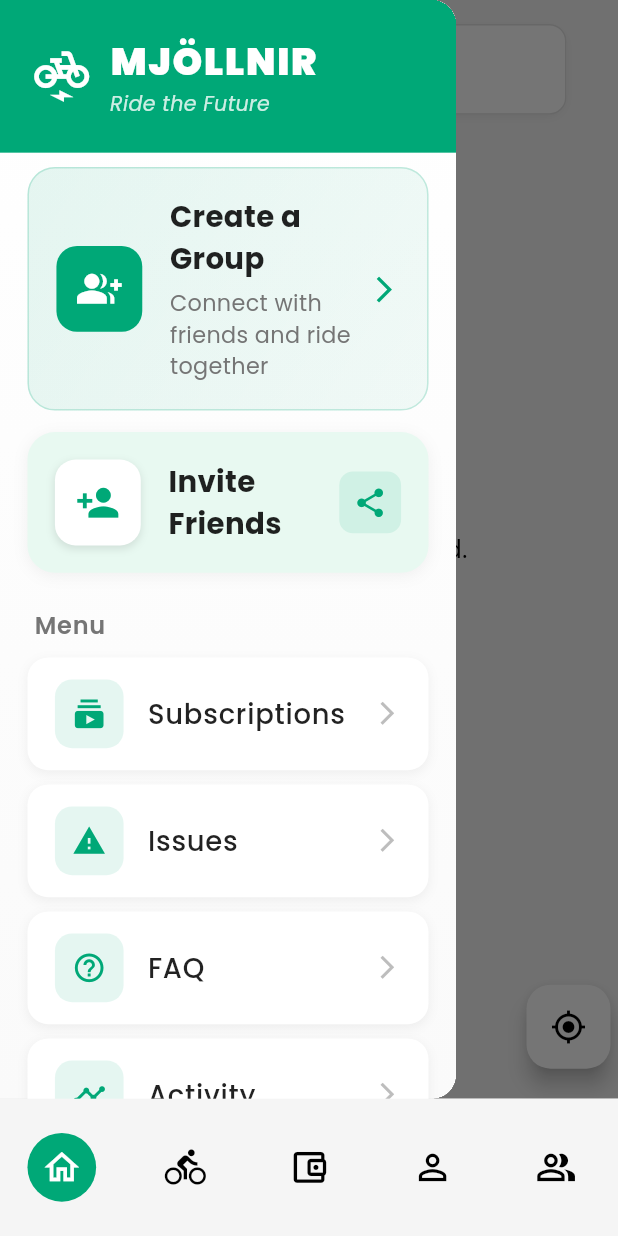
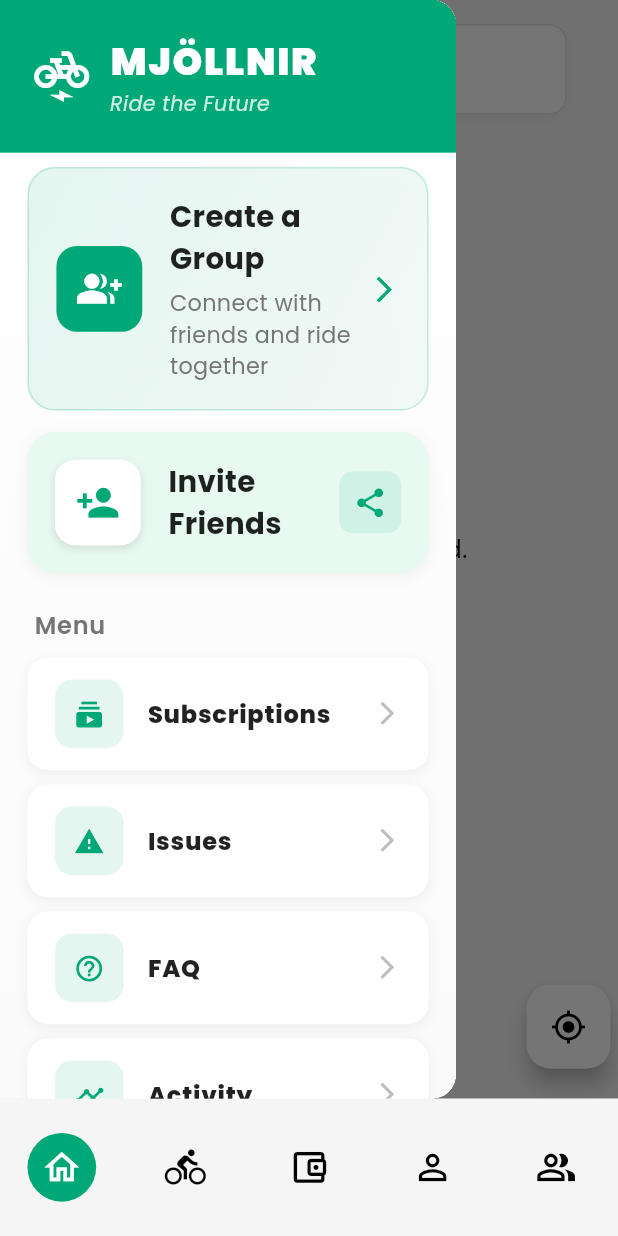
Before and after one commit to Raghavendra-Reddy-Padala/Ev-app, a Flutter app: the MainPage screen opened by its route, with the side drawer open, on a phone screen of 412 x 824 dp. Run offline on Flutter 3.47's test engine with Material 3 defaults, Android fonts, the phone set to English and light mode, and no system bars; our stand-ins replace awesome_notifications, cached_network_image, carousel_slider, dio, fl_chart, flutter_screenutil and 13 more; missing offline and left inert: bolt_ui_kit, mobile_scanner; accounts and stored records are empty; statements that could not run were skipped; project files that could hold a hidden picture were left out.

Commit message:
fixed issues

```diff
--- a/lib/core/api/api_constants.dart
+++ b/lib/core/api/api_constants.dart
@@ -19,8 +19,10 @@ class ApiConstants {
   static const String stationsGet = 'stations/get';
   static const String stationsGetNearby = 'stations/get_nearby';
 
-  static const String bikesByStation = 'bikes/get/station';
+  static const String bikesByStation = 'bikes/station';
   static const String bikesStatus = 'metal/status';
+  static const String getBikes = 'bikes/get';
+  static const String bikesById = 'bikes/get';
 
   static const String tripsStart = 'trips/start';
   static const String tripsEnd = 'trips/end';
@@ -46,4 +48,6 @@ class ApiConstants {
   static const String referralCode = 'user/invite_code';
   static const String referralBenefits = 'user/referral_benefits';
   static const String activityGraph = 'analytics/activity_graph';
+
+  static const String toggleBike = 'metal/toggle';
 }
--- a/lib/features/main_page.dart
+++ b/lib/features/main_page.dart
@@ -5,7 +5,6 @@ import 'package:mjollnir/features/bikes/views/qr_scanner.dart';
 import 'package:mjollnir/features/friends/controller/views/friends_page.dart';
 import 'package:mjollnir/features/home/views/home_main_view.dart';
 import 'package:mjollnir/features/wallet/views/walletpage.dart';
-import 'package:mjollnir/shared/components/bike/bike_details_card.dart';
 import 'package:mjollnir/shared/constants/colors.dart';
 
 import '../core/storage/local_storage.dart';
--- a/lib/shared/components/bike/bike_card.dart
+++ b/lib/shared/components/bike/bike_card.dart
@@ -1,7 +1,6 @@
 import 'package:flutter/material.dart';
 import 'package:flutter_screenutil/flutter_screenutil.dart';
 import '../../constants/colors.dart';
-import '../../constants/constants.dart';
 import '../../models/bike/bike_model.dart';
 
 class BikeCard extends StatelessWidget {
@@ -128,7 +127,8 @@ class BikeCard extends StatelessWidget {
                         icon: Icons.access_time,
                         iconColor: AppColors.primary,
                         label: "Time",
-                        value: "${bike.timeToStation} hr${bike.timeToStation > 1 ? 's' : ''}",
+                        value:
+                            "${bike.timeToStation} hr${bike.timeToStation > 1 ? 's' : ''}",
                       ),
                     ),
                   ],
--- a/lib/shared/components/drawer/custom_drawer.dart
+++ b/lib/shared/components/drawer/custom_drawer.dart
@@ -4,7 +4,6 @@ import 'package:flutter/material.dart';
 import 'package:flutter_screenutil/flutter_screenutil.dart';
 import 'package:get/get.dart';
 import '../../constants/colors.dart';
-import '../cards/app_cards.dart';
 import '../buttons/app_button.dart';
 import '../pickers/image_picker.dart';
 
@@ -14,11 +13,11 @@ class CustomDrawer extends StatelessWidget {
   final VoidCallback onInviteFriends;
 
   const CustomDrawer({
-    Key? key,
+    super.key,
     required this.options,
     required this.onCreateGroup,
     required this.onInviteFriends,
-  }) : super(key: key);
+  });
 
   @override
   Widget build(BuildContext context) {
@@ -40,7 +39,8 @@ class CustomDrawer extends StatelessWidget {
               _buildDrawerHeader(),
               Expanded(
                 child: SingleChildScrollView(
-                  padding: EdgeInsets.symmetric(horizontal: 16.w, vertical: 8.h),
+                  padding:
+                      EdgeInsets.symmetric(horizontal: 16.w, vertical: 8.h),
                   child: Column(
                     crossAxisAlignment: CrossAxisAlignment.start,
                     children: [
@@ -50,7 +50,9 @@ class CustomDrawer extends StatelessWidget {
                       SizedBox(height: 20.h),
                       _buildSectionTitle('Menu'),
                       SizedBox(height: 8.h),
-                      ...options.map((option) => _buildOptionItem(option)).toList(),
+                      ...options
+                          .map((option) => _buildOptionItem(option))
+                          .toList(),
                       SizedBox(height: 20.h),
                     ],
                   ),
@@ -62,6 +64,7 @@ class CustomDrawer extends StatelessWidget {
       ),
     );
   }
+
   Widget _buildDrawerHeader() {
     return Container(
       width: double.infinity,
@@ -79,7 +82,7 @@ Widget _buildDrawerHeader() {
       child: Row(
         children: [
           Icon(
-          Icons.electric_bike, // or Icons.bolt / Icons.ev_station
+            Icons.electric_bike,
             size: 32.w,
             color: Colors.white,
           ),
@@ -88,16 +91,16 @@ Widget _buildDrawerHeader() {
             crossAxisAlignment: CrossAxisAlignment.start,
             children: [
               Text(
-              'MJÖLLNIR', // All caps for boldness
+                'MJÖLLNIR',
                 style: TextStyle(
                   fontSize: 22.sp,
                   fontWeight: FontWeight.w900,
                   color: Colors.white,
-                letterSpacing: 1.2, // Tech/industrial feel
+                  letterSpacing: 1.2,
                 ),
               ),
               Text(
-              'Ride the Future', // Tagline for EV bikes
+                'Ride the Future',
                 style: TextStyle(
                   fontSize: 12.sp,
                   color: Colors.white.withOpacity(0.8),
@@ -110,6 +113,7 @@ Widget _buildDrawerHeader() {
       ),
     );
   }
+
   Widget _buildSectionTitle(String title) {
     return Padding(
       padding: EdgeInsets.symmetric(horizontal: 4.w),
@@ -150,14 +154,14 @@ Widget _buildDrawerHeader() {
           child: Icon(
             option.icon,
             color: AppColors.primary,
-            size: 20.w,
+            size: 18.w,
           ),
         ),
         title: Text(
           option.title,
           style: TextStyle(
-            fontSize: 16.sp,
-            fontWeight: FontWeight.w500,
+            fontSize: 14.sp,
+            fontWeight: FontWeight.w800,
             color: Colors.black87,
           ),
         ),
@@ -179,7 +183,10 @@ Widget _buildDrawerHeader() {
     return Container(
       decoration: BoxDecoration(
         gradient: LinearGradient(
-          colors: [AppColors.primary.withOpacity(0.1), AppColors.primary.withOpacity(0.05)],
+          colors: [
+            AppColors.primary.withOpacity(0.1),
+            AppColors.primary.withOpacity(0.05)
+          ],
           begin: Alignment.topLeft,
           end: Alignment.bottomRight,
         ),
--- a/lib/shared/components/stations/station_card.dart
+++ b/lib/shared/components/stations/station_card.dart
@@ -28,7 +28,7 @@ class StationCard extends StatelessWidget {
           borderRadius: BorderRadius.circular(16.r),
           child: Container(
             decoration: BoxDecoration(
-              gradient:  LinearGradient(
+              gradient: LinearGradient(
                 begin: Alignment.centerLeft,
                 end: Alignment.centerRight,
                 colors: [
@@ -46,7 +46,7 @@ class StationCard extends StatelessWidget {
               ],
             ),
             child: Padding(
-              padding: EdgeInsets.all(5.w),
+              padding: EdgeInsets.symmetric(vertical: 5.w, horizontal: 10.w),
               child: Row(
                 children: [
                   _LocationIcon(distance: distance),
@@ -209,7 +209,6 @@ class _InfoBox extends StatelessWidget {
               ),
             ],
           ),
-
         ],
       ),
     );
```
Also changed, not shown: lib/features/account/controllers/trips_controller.dart (+11 -2 lines), lib/features/bikes/controller/bike_controller.dart (+8 -8 lines), lib/features/bikes/controller/qr_controller.dart (+11 -5 lines), lib/features/bikes/views/qr_scanner.dart (+5 -10 lines), lib/shared/models/trips/trips_model.dart (+8 -8 lines), 4 other files. Lines whose indentation alone changed are shown as unchanged.
